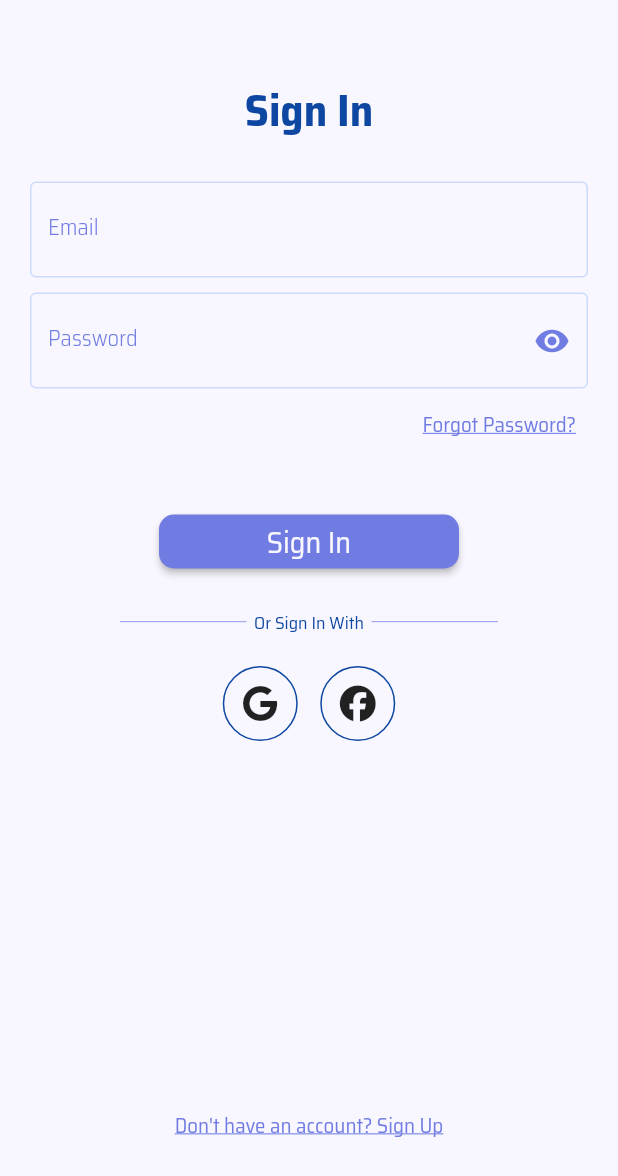
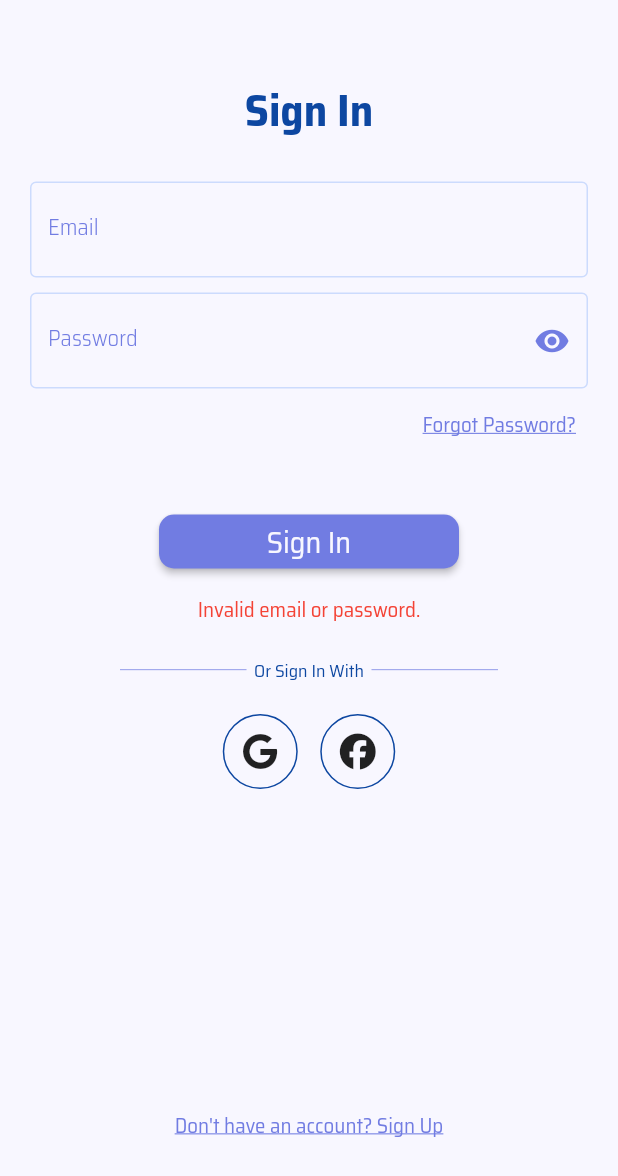
Before and after one commit to AngelaC34/flutter_mall_loyalty_app, a Flutter app: the SignInPage screen opened directly, after a tap on "Sign In", on a phone screen of 412 x 824 dp. Shown: the top 1176 px of the screen. Run offline on Flutter 3.47's test engine with Material 2 defaults, Android fonts, the phone set to English and light mode, and no system bars; our stand-ins replace carousel_slider, firebase_auth, firebase_core, font_awesome_flutter, get, percent_indicator; accounts and stored records are empty; network calls fail.

Commit message:
add error text when email or pass is invalid

```diff
--- a/lib/screens/signin.dart
+++ b/lib/screens/signin.dart
@@ -26,6 +26,7 @@ class _SignInPageState extends State<SignInPage> {
   //   passw.dispose();
   //   super.dispose();
   // }
+  String _errorText="";
 
   final FirebaseAuthService _auth = FirebaseAuthService();
   TextEditingController _username = TextEditingController();
@@ -113,6 +114,14 @@ class _SignInPageState extends State<SignInPage> {
                 'Sign In',
                 style: TextStyle(color: primaryColor, fontSize: 20.0),
               ),
+            ),
+
+            SizedBox(height: 10),
+
+            //Error Text
+            Text(
+              _errorText,
+              style: TextStyle(color: Colors.red),
             ),
 
             SizedBox(height: 20),
@@ -208,6 +217,14 @@ class _SignInPageState extends State<SignInPage> {
           context, MaterialPageRoute(builder: (context) => NavBar()));
     } else {
       print("Akun Salah");
+      _showError("Invalid email or password.");
     }
   }
+
+
+void _showError(String errorText) {
+    setState(() {
+      _errorText = errorText;
+    });
+  }
 }
```
